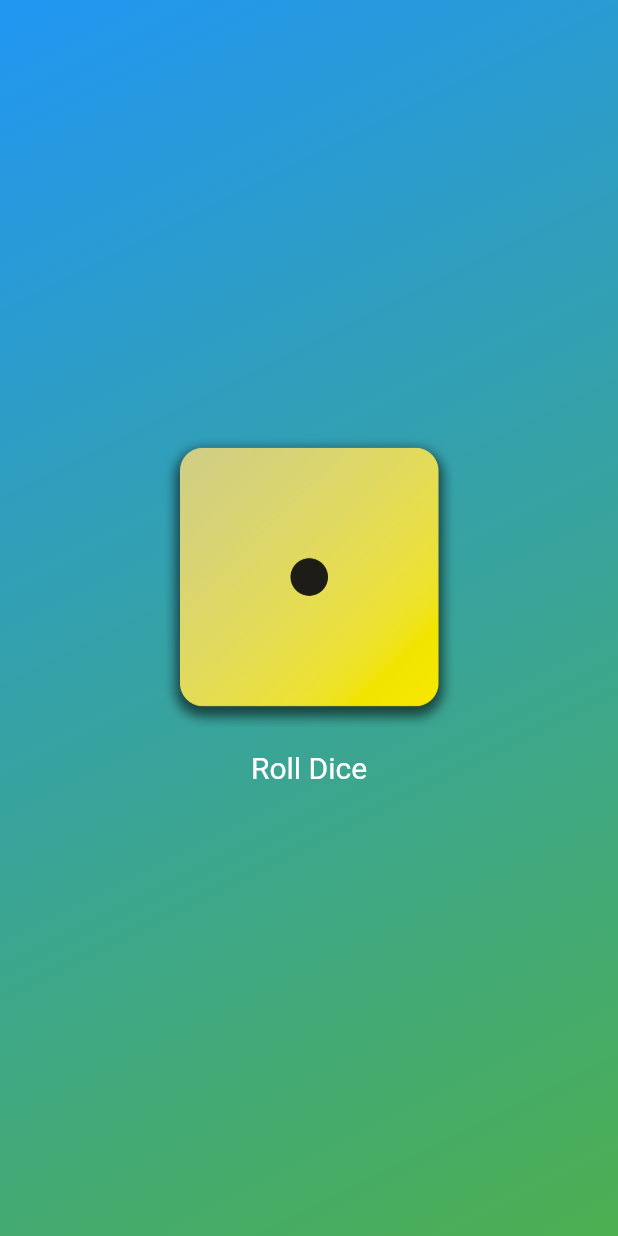
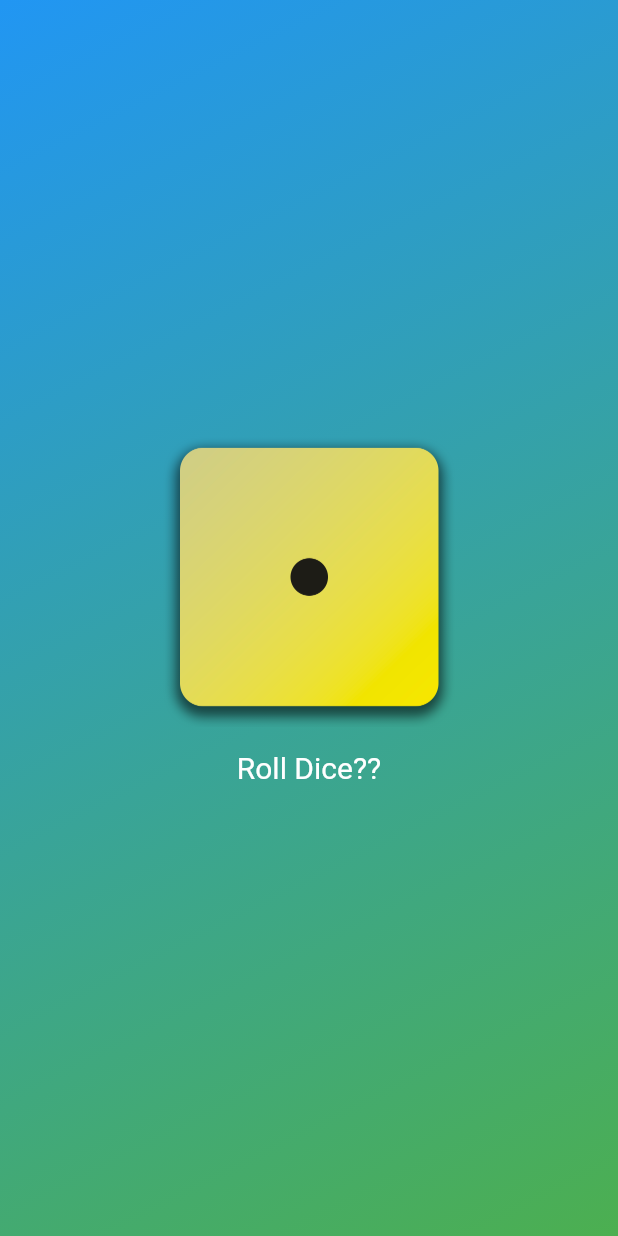
Before and after one commit to Juantrevi/flutter_app, a Flutter app: the screen it shows after launch, on a phone screen of 412 x 824 dp. Run offline on Flutter 3.47's test engine with Material 3 defaults, Android fonts, the phone set to English and light mode, and no system bars.

Commit message:
-- dice end --

```diff
--- a/lib/dice_roller.dart
+++ b/lib/dice_roller.dart
@@ -37,7 +37,7 @@ class _DiceRollerState extends State<DiceRoller> {
             foregroundColor: Colors.white,
             textStyle: const TextStyle(fontSize: 20),
           ),
-          child: const Text('Roll Dice'),
+          child: const Text('Roll Dice??'),
         )
       ],
     );
```
